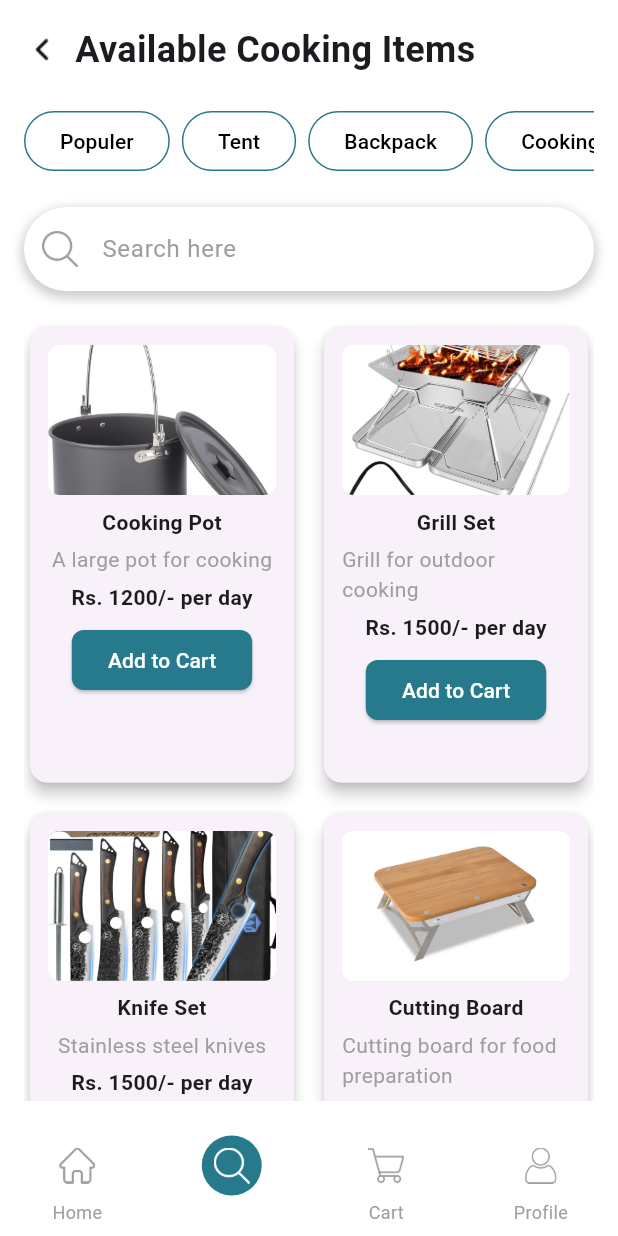
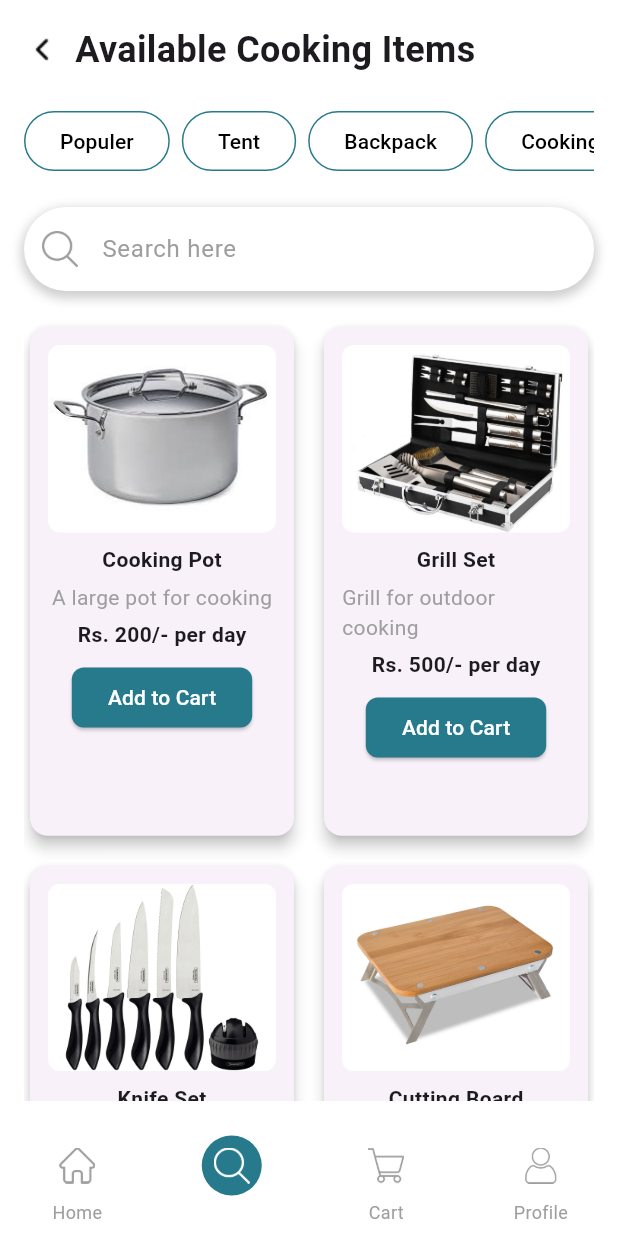
Before and after one commit to Chanukaisuru/CampKit, a Flutter app: the CookingItemPage screen opened directly with empty values, on a phone screen of 412 x 824 dp. Run offline on Flutter 3.47's test engine with Material 3 defaults, Android fonts, the phone set to English and light mode, and no system bars.

Commit message:
Updated cooking item

```diff
--- a/lib/category_pages/cooking item/cooking_item_card.dart
+++ b/lib/category_pages/cooking item/cooking_item_card.dart
@@ -32,7 +32,7 @@ class CookingItemCard extends StatelessWidget {
               borderRadius: BorderRadius.circular(8.0),
               child: Image.asset(
                 imageUrl,
-                height: 100,
+                height: 125,
                 width: double.infinity,
                 fit: BoxFit.cover,
               ),
--- a/lib/category_pages/cooking item/cooking_item_data.dart
+++ b/lib/category_pages/cooking item/cooking_item_data.dart
@@ -13,9 +13,9 @@ class CookingItem {
 }
 
 List<CookingItem> cookingItems = [
-  CookingItem(imageUrl: 'assets/image/item1.jpg', name: 'Cooking Pot', description: 'A large pot for cooking', price: 1200, ),
-  CookingItem(imageUrl: 'assets/image/item2.jpg', name: 'Grill Set', description: 'Grill for outdoor cooking', price: 1500, ),
-  CookingItem(imageUrl: 'assets/image/item3.jpg', name: 'Knife Set', description: 'Stainless steel knives', price: 1500, ),
-  CookingItem(imageUrl: 'assets/image/item4.jpg', name: 'Cutting Board', description: 'Cutting board for food preparation', price: 800, ),
-  CookingItem(imageUrl: 'assets/image/item5.jpg', name: 'Cast Iron Skillet', description: 'Heavy-duty skillet for frying', price: 2000, ),
+  CookingItem(imageUrl: 'assets/image/item1.jpg', name: 'Cooking Pot', description: 'A large pot for cooking', price: 200, ),
+  CookingItem(imageUrl: 'assets/image/item2.png', name: 'Grill Set', description: 'Grill for outdoor cooking', price: 500, ),
+  CookingItem(imageUrl: 'assets/image/item3.jpg', name: 'Knife Set', description: 'Stainless steel knives', price: 300, ),
+  CookingItem(imageUrl: 'assets/image/item4.jpg', name: 'Cutting Board', description: 'Cutting board for food preparation', price: 100, ),
+  CookingItem(imageUrl: 'assets/image/item5.jpg', name: 'Cast Iron Skillet', description: 'Heavy-duty skillet for frying', price: 100, ),
 ];
--- a/lib/category_pages/cooking item/cooking_item_page.dart
+++ b/lib/category_pages/cooking item/cooking_item_page.dart
@@ -98,7 +98,7 @@ class _CookingItemPageState extends State<CookingItemPage> {
                     crossAxisCount: 2,
                     crossAxisSpacing: 12.0,
                     mainAxisSpacing: 12.0,
-                    childAspectRatio: 0.59, // change card height
+                    childAspectRatio: 0.53, // change card height
                   ),
                   itemCount: cookingItems.length, // List of cooking items
                   itemBuilder: (context, index) {
--- a/pubspec.yaml
+++ b/pubspec.yaml
@@ -90,7 +90,7 @@ flutter:
      - assets/image/backpack7.jpg
      - assets/icon/left-arrow.png
      - assets/image/item1.jpg
-     - assets/image/item2.jpg
+     - assets/image/item2.png
      - assets/image/item3.jpg
      - assets/image/item4.jpg
      - assets/image/item5.jpg
```
Also changed, not shown: assets/image/item1.jpg, assets/image/item2.jpg (deleted), assets/image/item2.png (added), assets/image/item3.jpg, assets/image/item5.jpg.
